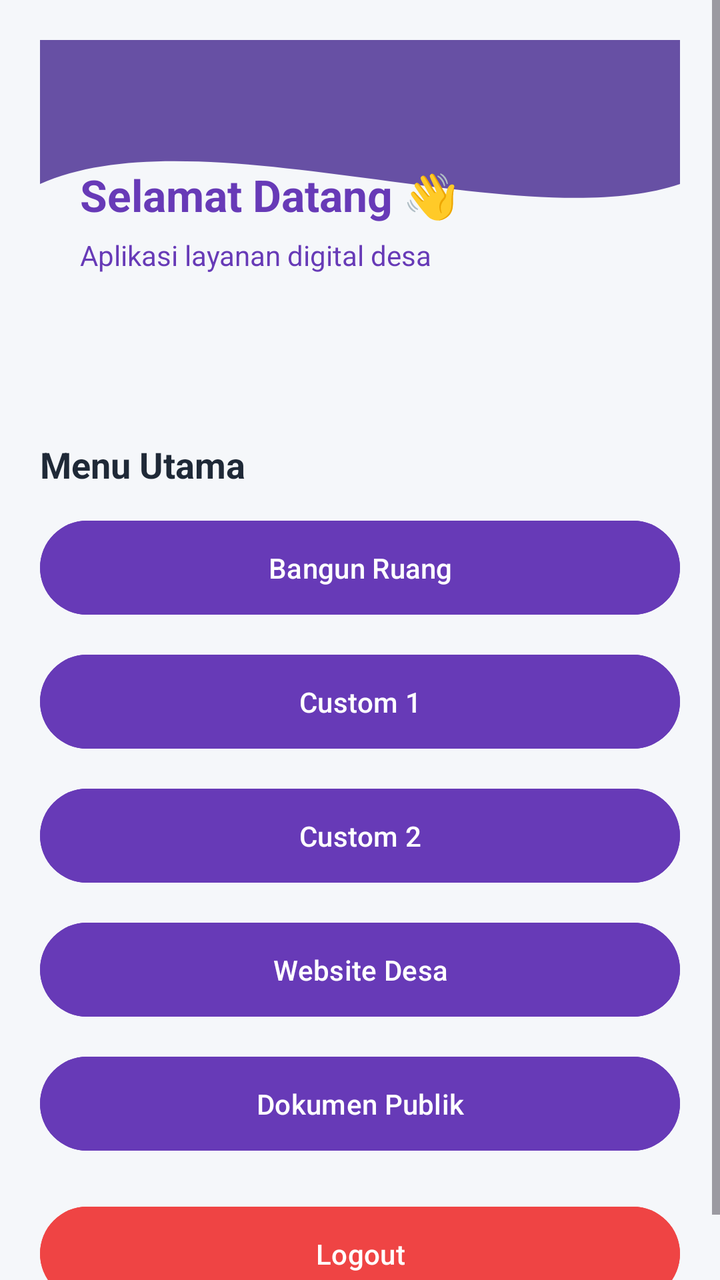
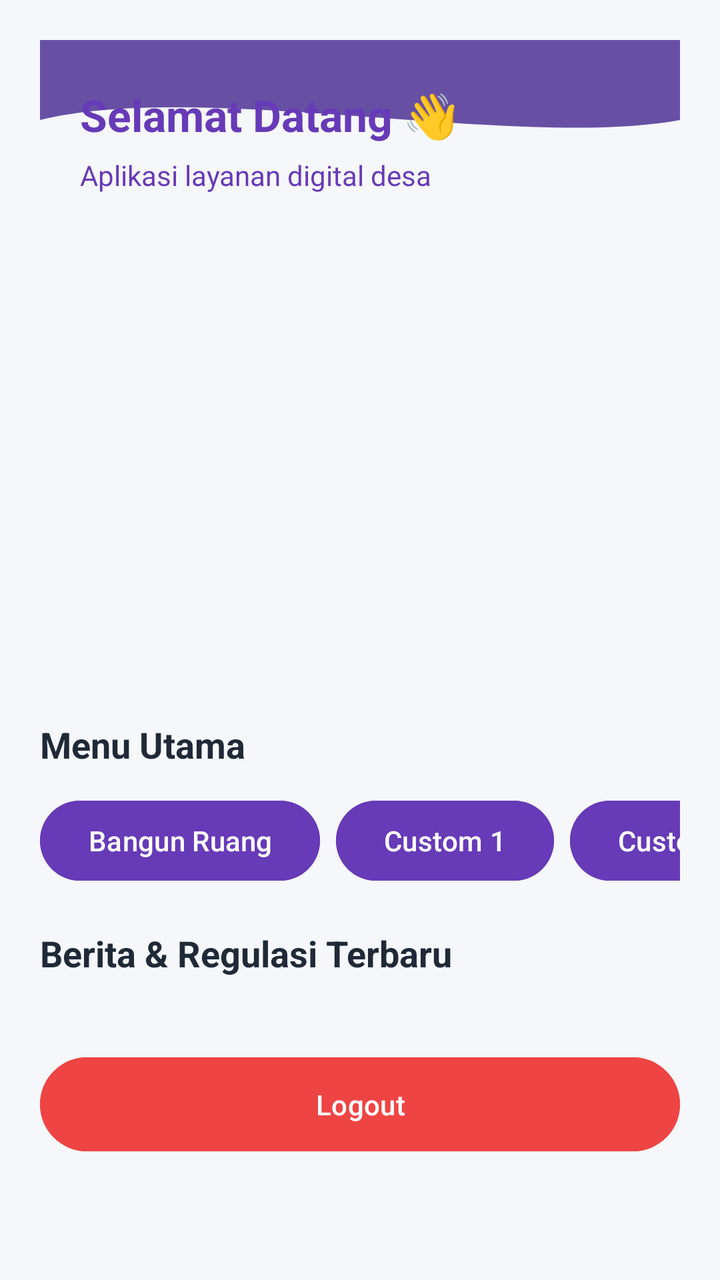

Compare the two renders of this Android layout. The source of the first and the diff that turns it into the second are given below.
<!-- AndroidManifest.xml: application theme Theme.Anaanlume -->
<!-- res/layout/fragment_home.xml -->
<?xml version="1.0" encoding="utf-8"?>
<ScrollView xmlns:android="http://schemas.android.com/apk/res/android"
    android:layout_width="match_parent"
    android:layout_height="match_parent"
    android:background="#F5F7FA">


    <LinearLayout
        android:id="@+id/main"
        android:orientation="vertical"
        android:padding="20dp"
        android:layout_width="match_parent"
        android:layout_height="wrap_content">

        
        <LinearLayout
            android:layout_width="match_parent"
            android:layout_height="180dp"
            android:background="@drawable/bg_header_wave"
            android:padding="20dp"
            android:orientation="vertical"
            android:gravity="center_vertical"
            android:layout_marginBottom="20dp">

            <TextView
                android:layout_width="wrap_content"
                android:layout_height="wrap_content"
                android:text="Selamat Datang 👋"
                android:textColor="#673AB7"
                android:textSize="22sp"
                android:textStyle="bold"/>

            <TextView
                android:layout_width="wrap_content"
                android:layout_height="wrap_content"
                android:text="Aplikasi layanan digital desa"
                android:textColor="#673AB7"
                android:textSize="14sp"
                android:paddingTop="6dp"/>

        </LinearLayout>

        
        <TextView
            android:layout_width="match_parent"
            android:layout_height="wrap_content"
            android:text="Menu Utama"
            android:textSize="18sp"
            android:textStyle="bold"
            android:textColor="#1F2937"
            android:layout_marginBottom="12dp"/>

        
        <Button
            android:id="@+id/btn1"
            android:layout_width="match_parent"
            android:layout_height="55dp"
            android:text="Bangun Ruang"
            android:textAllCaps="false"
            android:textColor="#FFFFFF"
            android:backgroundTint="#673AB7"
            android:layout_marginBottom="12dp"/>

        
        <Button
            android:id="@+id/btn2"
            android:layout_width="match_parent"
            android:layout_height="55dp"
            android:text="Custom 1"
            android:textAllCaps="false"
            android:textColor="#FFFFFF"
            android:backgroundTint="#673AB7"
            android:layout_marginBottom="12dp"/>

        
        <Button
            android:id="@+id/btn3"
            android:layout_width="match_parent"
            android:layout_height="55dp"
            android:text="Custom 2"
            android:textAllCaps="false"
            android:textColor="#FFFFFF"
            android:backgroundTint="#673AB7"
            android:layout_marginBottom="12dp"/>

        
        <Button
            android:id="@+id/btnWeb"
            android:layout_width="match_parent"
            android:layout_height="55dp"
            android:text="Website Desa"
            android:textAllCaps="false"
            android:textColor="#FFFFFF"
            android:backgroundTint="#673AB7"
            android:layout_marginBottom="12dp"/>

        
        <Button
            android:id="@+id/btnDokumen"
            android:layout_width="match_parent"
            android:layout_height="55dp"
            android:text="Dokumen Publik"
            android:textAllCaps="false"
            android:textColor="#FFFFFF"
            android:backgroundTint="#673AB7"
            android:layout_marginBottom="12dp"/>

        
        <Button
            android:id="@+id/btnLogout"
            android:layout_width="match_parent"
            android:layout_height="55dp"
            android:text="Logout"
            android:textAllCaps="false"
            android:textColor="#FFFFFF"
            android:backgroundTint="#EF4444"
            android:layout_marginTop="8dp"/>

    </LinearLayout>

</ScrollView>
<!-- resources referenced by this layout -->
<resources>
  <!-- drawable bg_header_wave (drawable) -->
  <vector xmlns:android="http://schemas.android.com/apk/res/android"
      android:width="100dp"
      android:height="100dp"
      android:viewportWidth="100"
      android:viewportHeight="100">
  
  
      <path
          android:fillColor="?attr/colorPrimary"
          android:pathData="
              M0,0
              L100,0
              L100,40
              C 75,55
                25,20
                0,40
              Z" />
  </vector>
  <style name="Theme.Anaanlume" parent="Base.Theme.Anaanlume" />
  <style name="Base.Theme.Anaanlume" parent="Theme.Material3.DayNight.NoActionBar">
          
          
      </style>
</resources>

<!-- the commit's change to res/layout/fragment_home.xml (unified diff, before → after) -->
@@ -1,25 +1,25 @@
 <?xml version="1.0" encoding="utf-8"?>
-<ScrollView xmlns:android="http://schemas.android.com/apk/res/android"
+<androidx.core.widget.NestedScrollView xmlns:android="http://schemas.android.com/apk/res/android"
+    xmlns:app="http://schemas.android.com/apk/res-auto"
     android:layout_width="match_parent"
     android:layout_height="match_parent"
     android:background="#F5F7FA">
 
-
     <LinearLayout
         android:id="@+id/main"
+        android:layout_width="match_parent"
+        android:layout_height="wrap_content"
         android:orientation="vertical"
-        android:padding="20dp"
-        android:layout_width="match_parent"
-        android:layout_height="wrap_content">
+        android:padding="20dp">
 
         
         <LinearLayout
             android:layout_width="match_parent"
-            android:layout_height="180dp"
+            android:layout_height="wrap_content"
             android:background="@drawable/bg_header_wave"
+            android:gravity="center_vertical"
+            android:orientation="vertical"
             android:padding="20dp"
-            android:orientation="vertical"
-            android:gravity="center_vertical"
             android:layout_marginBottom="20dp">
 
             <TextView
@@ -28,94 +28,119 @@
                 android:text="Selamat Datang 👋"
                 android:textColor="#673AB7"
                 android:textSize="22sp"
-                android:textStyle="bold"/>
+                android:textStyle="bold" />
 
             <TextView
                 android:layout_width="wrap_content"
                 android:layout_height="wrap_content"
+                android:paddingTop="6dp"
                 android:text="Aplikasi layanan digital desa"
                 android:textColor="#673AB7"
-                android:textSize="14sp"
-                android:paddingTop="6dp"/>
+                android:textSize="14sp" />
 
         </LinearLayout>
+
+        
+        <androidx.viewpager2.widget.ViewPager2
+            android:id="@+id/vpSlider"
+            android:layout_width="match_parent"
+            android:layout_height="200dp"
+            android:layout_marginBottom="20dp" />
 
         
         <TextView
             android:layout_width="match_parent"
             android:layout_height="wrap_content"
+            android:layout_marginBottom="12dp"
             android:text="Menu Utama"
+            android:textColor="#1F2937"
             android:textSize="18sp"
-            android:textStyle="bold"
-            android:textColor="#1F2937"
-            android:layout_marginBottom="12dp"/>
+            android:textStyle="bold" />
+
+        <HorizontalScrollView
+            android:layout_width="match_parent"
+            android:layout_height="wrap_content"
+            android:scrollbars="none"
+            android:layout_marginBottom="20dp">
+
+            <LinearLayout
+                android:layout_width="wrap_content"
+                android:layout_height="wrap_content"
+                android:orientation="horizontal">
+
+                <Button
+                    android:id="@+id/btn1"
+                    android:layout_width="wrap_content"
+                    android:layout_height="wrap_content"
+                    android:layout_marginEnd="8dp"
+                    android:backgroundTint="#673AB7"
+                    android:text="Bangun Ruang"
+                    android:textAllCaps="false" />
+
+                <Button
+                    android:id="@+id/btn2"
+                    android:layout_width="wrap_content"
+                    android:layout_height="wrap_content"
+                    android:layout_marginEnd="8dp"
+                    android:backgroundTint="#673AB7"
+                    android:text="Custom 1"
+                    android:textAllCaps="false" />
+
+                <Button
+                    android:id="@+id/btn3"
+                    android:layout_width="wrap_content"
+                    android:layout_height="wrap_content"
+                    android:layout_marginEnd="8dp"
+                    android:backgroundTint="#673AB7"
+                    android:text="Custom 2"
+                    android:textAllCaps="false" />
+
+                <Button
+                    android:id="@+id/btnWeb"
+                    android:layout_width="wrap_content"
+                    android:layout_height="wrap_content"
+                    android:layout_marginEnd="8dp"
+                    android:backgroundTint="#673AB7"
+                    android:text="Website Desa"
+                    android:textAllCaps="false" />
+
+                <Button
+                    android:id="@+id/btnDokumen"
+                    android:layout_width="wrap_content"
+                    android:layout_height="wrap_content"
+                    android:backgroundTint="#673AB7"
+                    android:text="Dokumen"
+                    android:textAllCaps="false" />
+            </LinearLayout>
+        </HorizontalScrollView>
 
         
-        <Button
-            android:id="@+id/btn1"
+        <TextView
             android:layout_width="match_parent"
-            android:layout_height="55dp"
-            android:text="Bangun Ruang"
-            android:textAllCaps="false"
-            android:textColor="#FFFFFF"
-            android:backgroundTint="#673AB7"
-            android:layout_marginBottom="12dp"/>
+            android:layout_height="wrap_content"
+            android:layout_marginBottom="12dp"
+            android:text="Berita &amp; Regulasi Terbaru"
+            android:textColor="#1F2937"
+            android:textSize="18sp"
+            android:textStyle="bold" />
 
-        
-        <Button
-            android:id="@+id/btn2"
+        <androidx.recyclerview.widget.RecyclerView
+            android:id="@+id/rvBerita"
             android:layout_width="match_parent"
-            android:layout_height="55dp"
-            android:text="Custom 1"
-            android:textAllCaps="false"
-            android:textColor="#FFFFFF"
-            android:backgroundTint="#673AB7"
-            android:layout_marginBottom="12dp"/>
-
-        
-        <Button
-            android:id="@+id/btn3"
-            android:layout_width="match_parent"
-            android:layout_height="55dp"
-            android:text="Custom 2"
-            android:textAllCaps="false"
-            android:textColor="#FFFFFF"
-            android:backgroundTint="#673AB7"
-            android:layout_marginBottom="12dp"/>
-
-        
-        <Button
-            android:id="@+id/btnWeb"
-            android:layout_width="match_parent"
-            android:layout_height="55dp"
-            android:text="Website Desa"
-            android:textAllCaps="false"
-            android:textColor="#FFFFFF"
-            android:backgroundTint="#673AB7"
-            android:layout_marginBottom="12dp"/>
-
-        
-        <Button
-            android:id="@+id/btnDokumen"
-            android:layout_width="match_parent"
-            android:layout_height="55dp"
-            android:text="Dokumen Publik"
-            android:textAllCaps="false"
-            android:textColor="#FFFFFF"
-            android:backgroundTint="#673AB7"
-            android:layout_marginBottom="12dp"/>
+            android:layout_height="wrap_content"
+            android:nestedScrollingEnabled="false" />
 
         
         <Button
             android:id="@+id/btnLogout"
             android:layout_width="match_parent"
             android:layout_height="55dp"
+            android:layout_marginTop="24dp"
+            android:backgroundTint="#EF4444"
             android:text="Logout"
             android:textAllCaps="false"
-            android:textColor="#FFFFFF"
-            android:backgroundTint="#EF4444"
-            android:layout_marginTop="8dp"/>
+            android:textColor="#FFFFFF" />
 
     </LinearLayout>
 
-</ScrollView>
+</androidx.core.widget.NestedScrollView>
